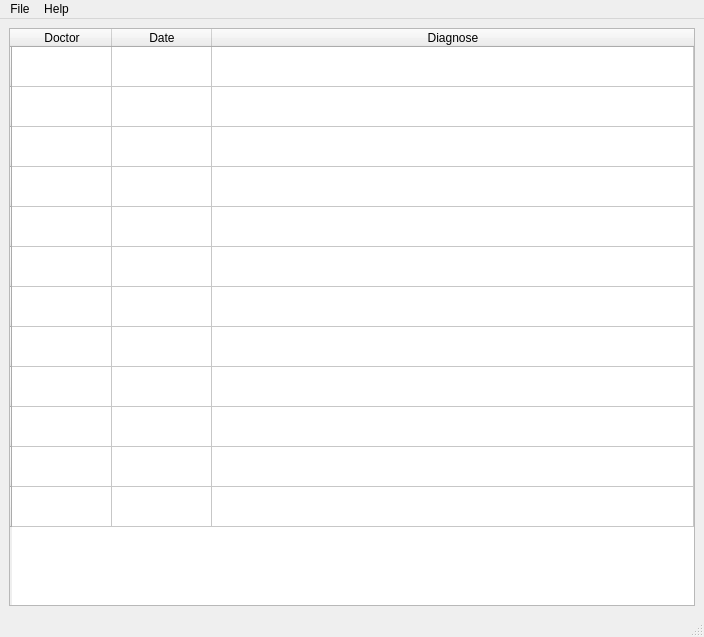
The window that ui/user.ui (TarasRudnyk/Students_health_records) describes before a commit, drawn with Qt 5.
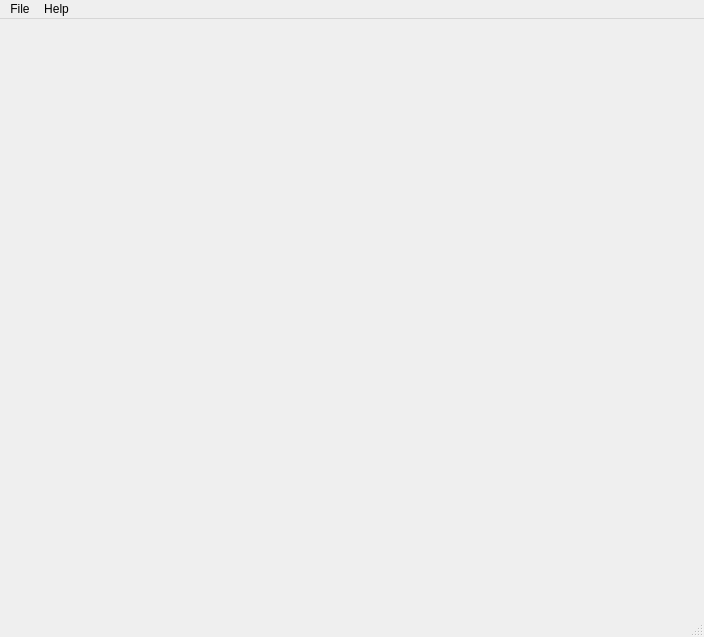
The same window after the commit. Icons and pictures are not drawn.

Commit message: Deleted table user ui.

What changed in the file:
```diff
--- a/ui/user.ui
+++ b/ui/user.ui
@@ -18,207 +18,7 @@
     <normaloff>../views/icon.jpg</normaloff>../views/icon.jpg</iconset>
   </property>
   <widget class="QWidget" name="centralwidget">
-   <layout class="QGridLayout" name="gridLayout">
-    <item row="0" column="0">
-     <widget class="QTableWidget" name="user_info_tableWidget">
-      <property name="enabled">
-       <bool>true</bool>
-      </property>
-      <property name="sizePolicy">
-       <sizepolicy hsizetype="Expanding" vsizetype="Expanding">
-        <horstretch>0</horstretch>
-        <verstretch>0</verstretch>
-       </sizepolicy>
-      </property>
-      <property name="minimumSize">
-       <size>
-        <width>686</width>
-        <height>578</height>
-       </size>
-      </property>
-      <property name="mouseTracking">
-       <bool>false</bool>
-      </property>
-      <property name="acceptDrops">
-       <bool>false</bool>
-      </property>
-      <property name="statusTip">
-       <string notr="true"/>
-      </property>
-      <property name="whatsThis">
-       <string notr="true"/>
-      </property>
-      <property name="layoutDirection">
-       <enum>Qt::LeftToRight</enum>
-      </property>
-      <property name="frameShape">
-       <enum>QFrame::StyledPanel</enum>
-      </property>
-      <property name="frameShadow">
-       <enum>QFrame::Sunken</enum>
-      </property>
-      <property name="lineWidth">
-       <number>1</number>
-      </property>
-      <property name="verticalScrollBarPolicy">
-       <enum>Qt::ScrollBarAsNeeded</enum>
-      </property>
-      <property name="sizeAdjustPolicy">
-       <enum>QAbstractScrollArea::AdjustIgnored</enum>
-      </property>
-      <property name="autoScroll">
-       <bool>false</bool>
-      </property>
-      <property name="editTriggers">
-       <set>QAbstractItemView::NoEditTriggers</set>
-      </property>
-      <property name="defaultDropAction">
-       <enum>Qt::IgnoreAction</enum>
-      </property>
-      <property name="showGrid">
-       <bool>true</bool>
-      </property>
-      <property name="sortingEnabled">
-       <bool>true</bool>
-      </property>
-      <property name="cornerButtonEnabled">
-       <bool>true</bool>
-      </property>
-      <property name="rowCount">
-       <number>12</number>
-      </property>
-      <property name="columnCount">
-       <number>3</number>
-      </property>
-      <attribute name="horizontalHeaderVisible">
-       <bool>true</bool>
-      </attribute>
-      <attribute name="horizontalHeaderCascadingSectionResizes">
-       <bool>true</bool>
-      </attribute>
-      <attribute name="horizontalHeaderDefaultSectionSize">
-       <number>100</number>
-      </attribute>
-      <attribute name="horizontalHeaderHighlightSections">
-       <bool>true</bool>
-      </attribute>
-      <attribute name="horizontalHeaderMinimumSectionSize">
-       <number>50</number>
-      </attribute>
-      <attribute name="horizontalHeaderShowSortIndicator" stdset="0">
-       <bool>true</bool>
-      </attribute>
-      <attribute name="horizontalHeaderStretchLastSection">
-       <bool>true</bool>
-      </attribute>
-      <attribute name="verticalHeaderCascadingSectionResizes">
-       <bool>true</bool>
-      </attribute>
-      <attribute name="verticalHeaderDefaultSectionSize">
-       <number>40</number>
-      </attribute>
-      <attribute name="verticalHeaderMinimumSectionSize">
-       <number>24</number>
-      </attribute>
-      <attribute name="verticalHeaderShowSortIndicator" stdset="0">
-       <bool>false</bool>
-      </attribute>
-      <attribute name="verticalHeaderStretchLastSection">
-       <bool>false</bool>
-      </attribute>
-      <row>
-       <property name="text">
-        <string/>
-       </property>
-      </row>
-      <row>
-       <property name="text">
-        <string/>
-       </property>
-      </row>
-      <row>
-       <property name="text">
-        <string/>
-       </property>
-      </row>
-      <row>
-       <property name="text">
-        <string/>
-       </property>
-      </row>
-      <row>
-       <property name="text">
-        <string/>
-       </property>
-      </row>
-      <row>
-       <property name="text">
-        <string/>
-       </property>
-      </row>
-      <row>
-       <property name="text">
-        <string/>
-       </property>
-      </row>
-      <row>
-       <property name="text">
-        <string/>
-       </property>
-      </row>
-      <row>
-       <property name="text">
-        <string/>
-       </property>
-      </row>
-      <row>
-       <property name="text">
-        <string/>
-       </property>
-      </row>
-      <row>
-       <property name="text">
-        <string/>
-       </property>
-      </row>
-      <row>
-       <property name="text">
-        <string/>
-       </property>
-      </row>
-      <column>
-       <property name="text">
-        <string>Doctor</string>
-       </property>
-      </column>
-      <column>
-       <property name="text">
-        <string>Date</string>
-       </property>
-      </column>
-      <column>
-       <property name="text">
-        <string>Diagnose</string>
-       </property>
-      </column>
-      <item row="9" column="1">
-       <property name="text">
-        <string/>
-       </property>
-       <property name="font">
-        <font>
-         <pointsize>10</pointsize>
-        </font>
-       </property>
-      </item>
-      <item row="11" column="0">
-       <property name="text">
-        <string/>
-       </property>
-      </item>
-     </widget>
-    </item>
-   </layout>
+   <layout class="QGridLayout" name="gridLayout"/>
   </widget>
   <widget class="QMenuBar" name="menubar">
    <property name="geometry">
```
The commit also changes 2 other files.
